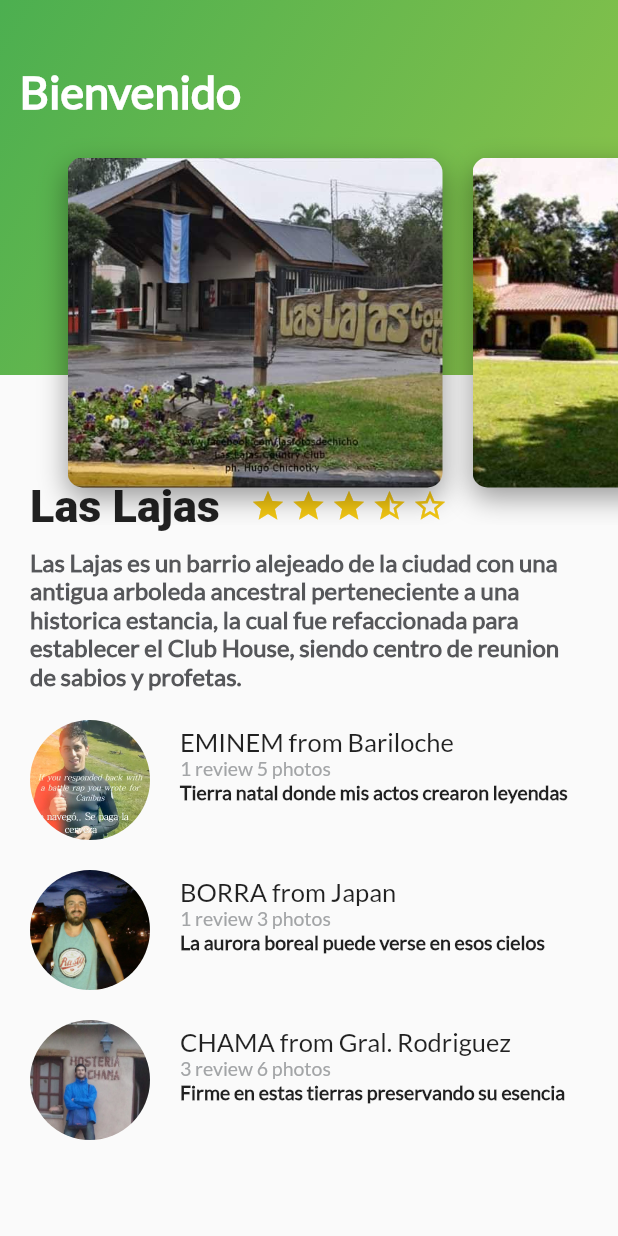
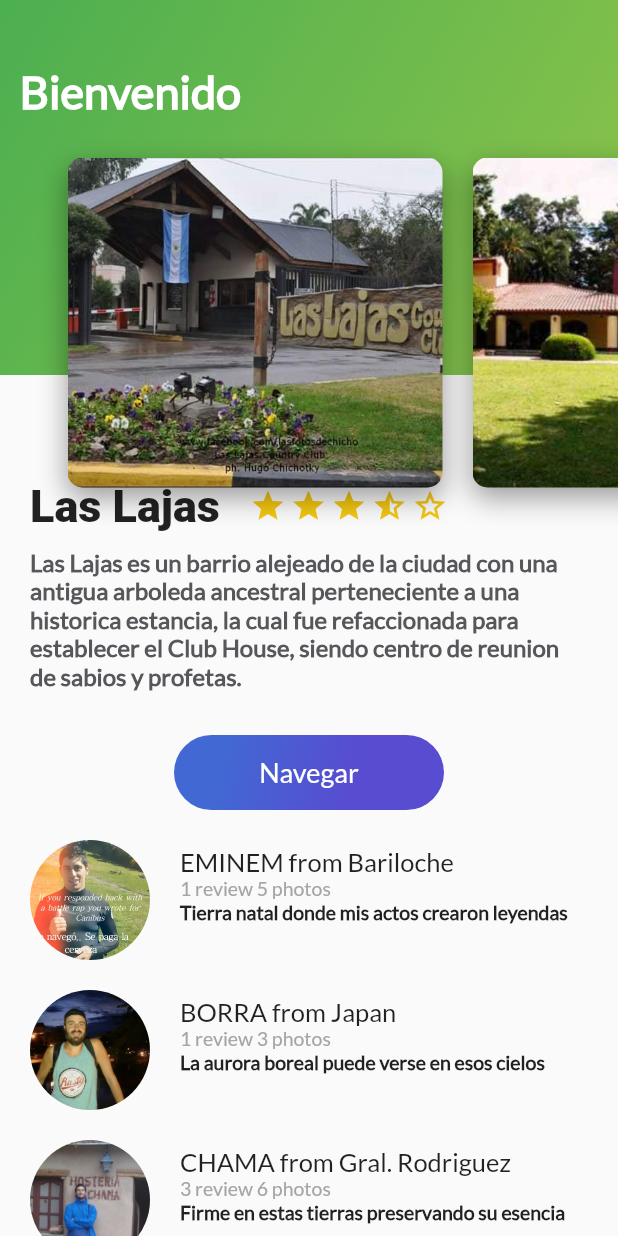
Before and after one commit to AlejoRMinetti/lajas-flutter-app, a Flutter app: the screen it shows after launch, on a phone screen of 412 x 824 dp. Run offline on Flutter 3.47's test engine with Material 2 defaults, Android fonts, the phone set to English and light mode, and no system bars; Roboto replaces fonts that are missing (MaShanZheng).

Commit message:
Agregando boton violeta de navegacion

```diff
--- /dev/null
+++ b/lib/button_purple.dart
@@ -0,0 +1,56 @@
+import 'package:flutter/cupertino.dart';
+import 'package:flutter/material.dart';
+
+class ButtonPurple extends StatelessWidget{
+
+  String buttonText = "Navigate";
+
+  ButtonPurple(this.buttonText);
+
+  @override
+  Widget build(BuildContext context) {
+    // TODO: implement build
+    return InkWell(
+      onTap: () {
+        Scaffold.of(context).showSnackBar(
+            SnackBar(content: Text("Navegando!"))
+        );
+      },
+      child: Container(
+        margin: EdgeInsets.only(
+          top: 30.0,
+          left: 20.0,
+          right: 20.0
+        ),
+        height: 50.0,
+        width: 180.0,
+        decoration: BoxDecoration(
+          borderRadius: BorderRadius.circular(30.0),
+          gradient: LinearGradient(
+              colors: [
+                Color(0xff4268d3),
+                Color(0xff584cd1)
+              ],
+            begin: FractionalOffset(0.2, 0.0),
+            end: FractionalOffset(1.0, 0.6),
+            stops: [0.0, 0.6],
+            tileMode: TileMode.clamp
+          )
+        ),
+
+        child: Center(
+          child: Text(buttonText,
+          style: TextStyle(
+            fontSize: 18.0,
+            fontFamily: "Lato",
+            color: Colors.white
+          ),
+          ),
+        ),
+
+      ),
+    );
+  }
+
+
+}
--- a/lib/description_place.dart
+++ b/lib/description_place.dart
@@ -1,4 +1,6 @@
+import 'package:flutter/cupertino.dart';
 import 'package:flutter/material.dart';
+import 'package:platzi_trips_flutter_app/button_purple.dart';
 import 'package:platzi_trips_flutter_app/review_list.dart';
 
 class DescriptionPlace extends StatelessWidget {
@@ -94,9 +96,11 @@ class DescriptionPlace extends StatelessWidget {
       );
 
     return Column(
+//      crossAxisAlignment: CrossAxisAlignment.start,
       children: <Widget>[
         titleStarts,
-        description
+        description,
+        ButtonPurple("Navegar")
       ],
     );
   }
```
